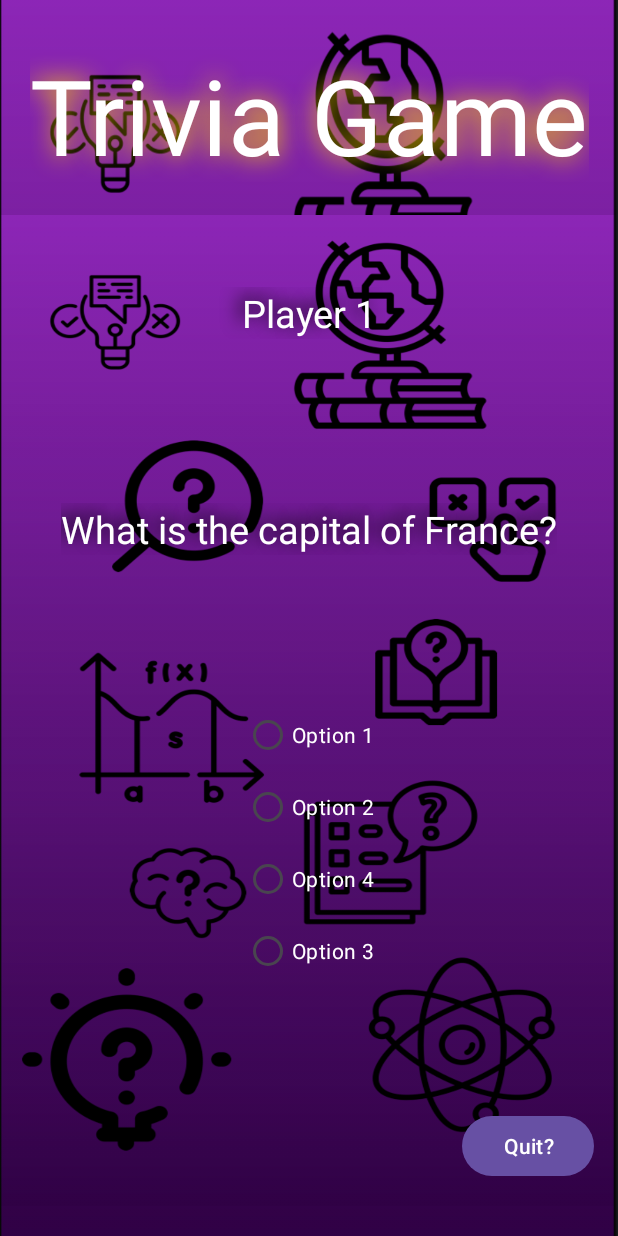
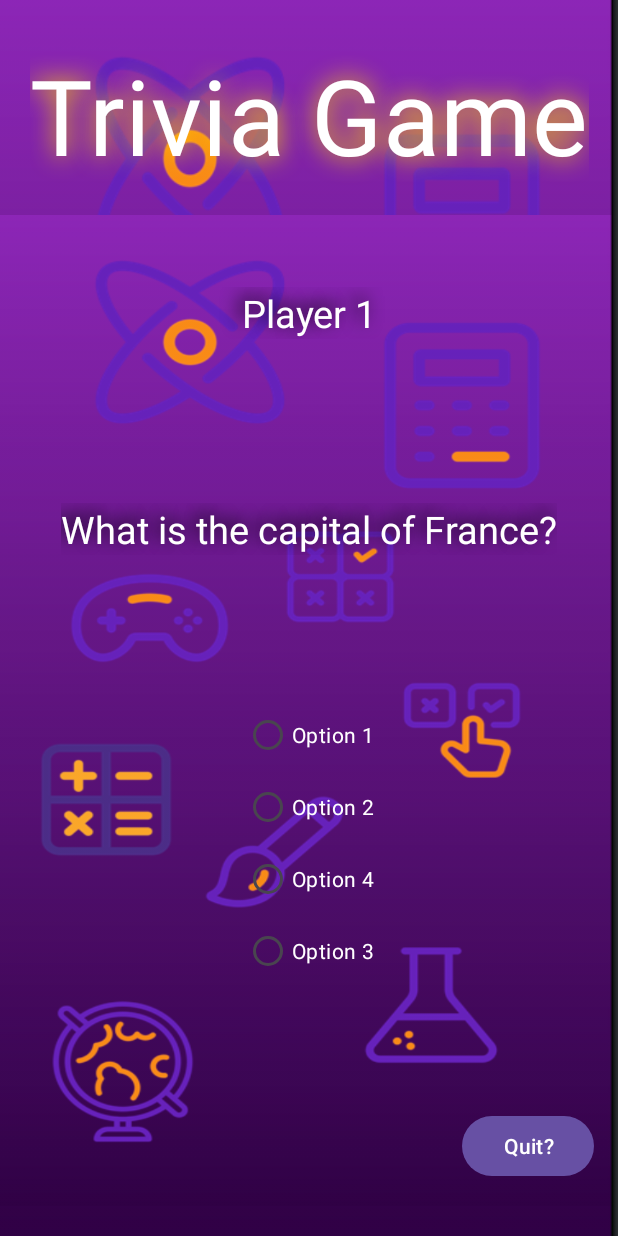
Before and after one commit to pjf-dev/TriviaGame, an Android app: the GameActivity screen opened directly, with no data from a screen before it, on a phone screen of 412 x 824 dp. Run offline under Robolectric (Android 15) with nearby library versions, the phone set to English and light mode, and no system bars; 6 statements that could not run were skipped.

Commit message:
made background icons different colors

```diff
--- a/app/src/main/res/layout/activity_game.xml
+++ b/app/src/main/res/layout/activity_game.xml
@@ -4,7 +4,7 @@
     android:layout_height="match_parent"
     xmlns:app="http://schemas.android.com/apk/res-auto"
     tools:context=".GameActivity"
-    android:background="@drawable/icon_background"
+    android:background="@drawable/icon_background_color"
     >
 
     <TextView
--- a/app/src/main/res/layout/activity_main.xml
+++ b/app/src/main/res/layout/activity_main.xml
@@ -4,7 +4,7 @@
     android:layout_width="match_parent"
     android:layout_height="match_parent"
     tools:context=".MainActivity"
-    android:background="@drawable/icon_background"
+    android:background="@drawable/icon_background_color"
     >
 
     <TextView
--- a/app/src/main/res/layout/fragment_leaderboard_screen.xml
+++ b/app/src/main/res/layout/fragment_leaderboard_screen.xml
@@ -5,7 +5,7 @@
     android:layout_width="match_parent"
     android:layout_height="match_parent"
     tools:context=".LeaderboardScreen"
-    android:background="@drawable/icon_background">
+    android:background="@drawable/icon_background_color">
 
     <LinearLayout
         android:id="@+id/leaderboardLayout"
--- a/app/src/main/res/layout/fragment_pass_phone_screen.xml
+++ b/app/src/main/res/layout/fragment_pass_phone_screen.xml
@@ -5,7 +5,7 @@
     android:layout_width="match_parent"
     android:layout_height="match_parent"
     tools:context=".PassPhoneScreen"
-    android:background="@drawable/icon_background">
+    android:background="@drawable/icon_background_color">
 
     <TextView
         android:id="@+id/qResultText"
--- a/app/src/main/res/layout/fragment_play_screen.xml
+++ b/app/src/main/res/layout/fragment_play_screen.xml
@@ -5,7 +5,7 @@
     android:layout_width="match_parent"
     android:layout_height="match_parent"
     tools:context=".PlayScreen"
-    android:background="@drawable/icon_background">
+    android:background="@drawable/icon_background_color">
 
     <TextView
         android:id="@+id/playerNumText"
```
Also changed, not shown: app/src/main/res/drawable/icon_background.png (deleted), app/src/main/res/drawable/icon_background_color.png (added).
